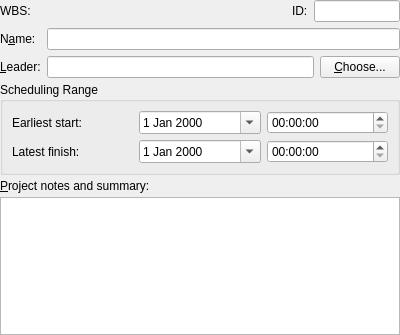
First picture: the form in kplato/libs/ui/kptmainprojectpanelbase.ui, repository KDE/calligra, before the edit.
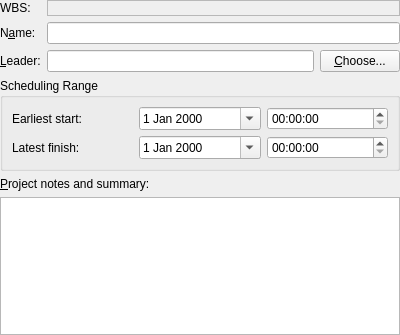
Second picture: the form after the edit. Custom widgets are drawn as their Qt base class.

Commit message: Project dialog: Remove identity, and hide wbs code if empty.

Patch:
```diff
--- a/kplato/libs/ui/kptmainprojectpanelbase.ui
+++ b/kplato/libs/ui/kptmainprojectpanelbase.ui
@@ -16,99 +16,23 @@
   <property name="locale" >
    <locale country="AnyCountry" language="C" />
   </property>
-  <layout class="QVBoxLayout" >
-   <property name="spacing" >
-    <number>4</number>
-   </property>
+  <layout class="QVBoxLayout" name="verticalLayout" >
    <property name="margin" >
     <number>0</number>
    </property>
    <item>
-    <layout class="QGridLayout" >
-     <property name="margin" >
-      <number>0</number>
-     </property>
-     <property name="spacing" >
-      <number>6</number>
-     </property>
-     <item row="2" column="1" colspan="4" >
-      <widget class="KLineEdit" name="leaderfield" >
-       <property name="sizePolicy" >
-        <sizepolicy vsizetype="Fixed" hsizetype="Expanding" >
-         <horstretch>0</horstretch>
-         <verstretch>0</verstretch>
-        </sizepolicy>
-       </property>
-       <property name="whatsThis" >
-        <string>The project leader.</string>
-       </property>
-      </widget>
-     </item>
-     <item row="2" column="0" >
-      <widget class="QLabel" name="textLabel2" >
-       <property name="whatsThis" >
-        <string>The project leader.</string>
-       </property>
+    <layout class="QGridLayout" name="gridLayout" >
+     <item row="0" column="0" >
+      <widget class="QLabel" name="wbslabel" >
        <property name="text" >
-        <string>&amp;Leader:</string>
+        <string>WBS:</string>
        </property>
-       <property name="alignment" >
-        <set>Qt::AlignVCenter</set>
-       </property>
        <property name="wordWrap" >
         <bool>false</bool>
        </property>
-       <property name="buddy" >
-        <cstring>leaderfield</cstring>
-       </property>
       </widget>
      </item>
-     <item row="1" column="1" colspan="5" >
-      <widget class="KLineEdit" name="namefield" >
-       <property name="sizePolicy" >
-        <sizepolicy vsizetype="Fixed" hsizetype="Expanding" >
-         <horstretch>0</horstretch>
-         <verstretch>0</verstretch>
-        </sizepolicy>
-       </property>
-       <property name="whatsThis" >
-        <string>The project name.</string>
-       </property>
-      </widget>
-     </item>
-     <item row="1" column="0" >
-      <widget class="QLabel" name="textLabel1" >
-       <property name="whatsThis" >
-        <string>The project name.</string>
-       </property>
-       <property name="text" >
-        <string>N&amp;ame:</string>
-       </property>
-       <property name="wordWrap" >
-        <bool>false</bool>
-       </property>
-       <property name="buddy" >
-        <cstring>namefield</cstring>
-       </property>
-      </widget>
-     </item>
-     <item row="0" column="2" >
-      <spacer>
-       <property name="orientation" >
-        <enum>Qt::Horizontal</enum>
-       </property>
-       <property name="sizeType" >
-        <enum>QSizePolicy::Expanding</enum>
-       </property>
-       <property name="sizeHint" stdset="0" >
-        <size>
-         <width>270</width>
-         <height>20</height>
-        </size>
-       </property>
-      </spacer>
-     </item>
-     <item row="0" column="1" >
+     <item row="0" column="1" colspan="2" >
       <widget class="QLabel" name="wbs" >
        <property name="minimumSize" >
         <size>
@@ -117,10 +41,10 @@
         </size>
        </property>
        <property name="frameShape" >
-        <enum>QFrame::NoFrame</enum>
+        <enum>QFrame::StyledPanel</enum>
        </property>
        <property name="frameShadow" >
-        <enum>QFrame::Plain</enum>
+        <enum>QFrame::Sunken</enum>
        </property>
        <property name="text" >
         <string/>
@@ -130,23 +54,68 @@
        </property>
       </widget>
      </item>
-     <item row="0" column="3" >
-      <widget class="QLabel" name="textLabel1_2" >
+     <item row="1" column="0" >
+      <widget class="QLabel" name="textLabel1" >
        <property name="whatsThis" >
-        <string>The unique project identification</string>
+        <string>The project name.</string>
        </property>
        <property name="text" >
-        <string>&lt;p align="right">&lt;/p>ID:</string>
+        <string>N&amp;ame:</string>
        </property>
        <property name="wordWrap" >
         <bool>false</bool>
        </property>
        <property name="buddy" >
-        <cstring>idfield</cstring>
+        <cstring>namefield</cstring>
        </property>
       </widget>
      </item>
-     <item row="2" column="5" >
+     <item row="1" column="1" colspan="2" >
+      <widget class="KLineEdit" name="namefield" >
+       <property name="sizePolicy" >
+        <sizepolicy vsizetype="Fixed" hsizetype="Expanding" >
+         <horstretch>0</horstretch>
+         <verstretch>0</verstretch>
+        </sizepolicy>
+       </property>
+       <property name="whatsThis" >
+        <string>The project name.</string>
+       </property>
+      </widget>
+     </item>
+     <item row="2" column="0" >
+      <widget class="QLabel" name="textLabel2" >
+       <property name="whatsThis" >
+        <string>The project leader.</string>
+       </property>
+       <property name="text" >
+        <string>&amp;Leader:</string>
+       </property>
+       <property name="alignment" >
+        <set>Qt::AlignVCenter</set>
+       </property>
+       <property name="wordWrap" >
+        <bool>false</bool>
+       </property>
+       <property name="buddy" >
+        <cstring>leaderfield</cstring>
+       </property>
+      </widget>
+     </item>
+     <item row="2" column="1" >
+      <widget class="KLineEdit" name="leaderfield" >
+       <property name="sizePolicy" >
+        <sizepolicy vsizetype="Fixed" hsizetype="Expanding" >
+         <horstretch>0</horstretch>
+         <verstretch>0</verstretch>
+        </sizepolicy>
+       </property>
+       <property name="whatsThis" >
+        <string>The project leader.</string>
+       </property>
+      </widget>
+     </item>
+     <item row="2" column="2" >
       <widget class="QPushButton" name="chooseLeader" >
        <property name="whatsThis" >
         <string>Choose a project leader from your address book.</string>
@@ -156,29 +125,6 @@
        </property>
       </widget>
      </item>
-     <item row="0" column="4" colspan="2" >
-      <widget class="KLineEdit" name="idfield" >
-       <property name="sizePolicy" >
-        <sizepolicy vsizetype="Fixed" hsizetype="Expanding" >
-         <horstretch>0</horstretch>
-         <verstretch>0</verstretch>
-        </sizepolicy>
-       </property>
-       <property name="whatsThis" >
-        <string>The unique project identification</string>
-       </property>
-      </widget>
-     </item>
-     <item row="0" column="0" >
-      <widget class="QLabel" name="textLabel1_3" >
-       <property name="text" >
-        <string>WBS:</string>
-       </property>
-       <property name="wordWrap" >
-        <bool>false</bool>
-       </property>
-      </widget>
-     </item>
     </layout>
    </item>
    <item>
```
Left out of the diff: 5 changed lines with no effect on the pictures. The commit also changes 2 other files.
